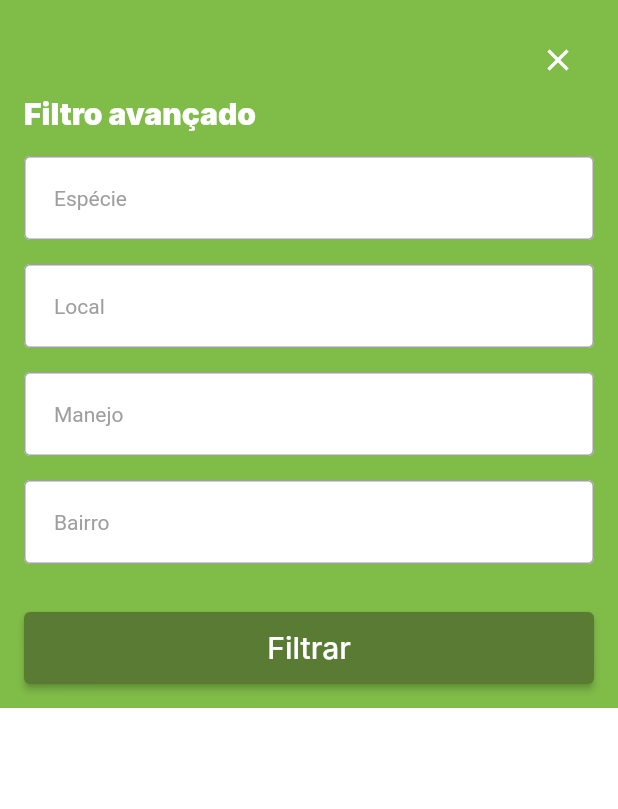
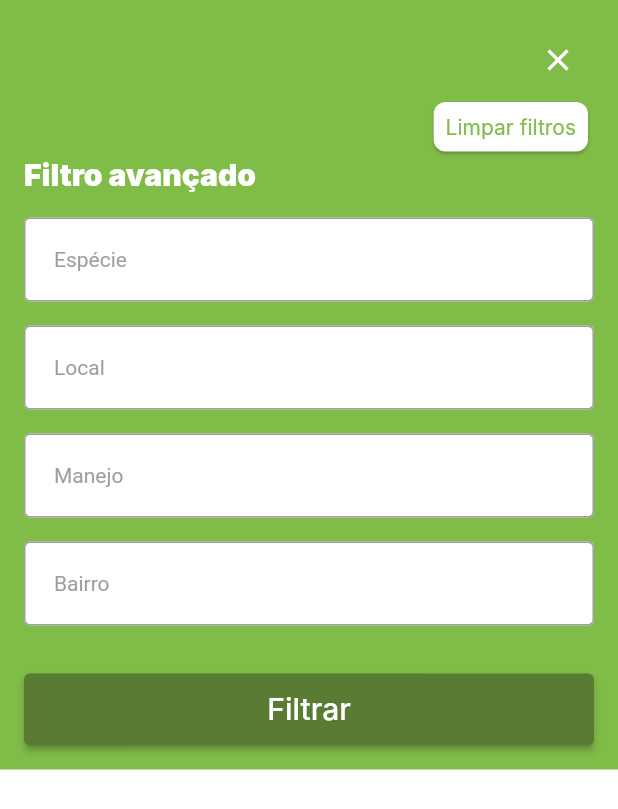
Before and after one commit to Vilvock/arbocanoas, a Flutter app: the FilterAlertDialog widget shown alone on an empty page, opened directly with empty values, on a phone screen of 412 x 824 dp. Shown: the top 809 px of the screen. Run offline on Flutter 3.47's test engine with Material 2 defaults, Android fonts, the phone set to English and light mode, and no system bars; our stand-ins replace firebase_core, firebase_messaging, flutter_local_notifications, google_maps_flutter, lottie, mask_text_input_formatter and 2 more; missing offline and left inert: cpf_cnpj_validator, dart:ffi; accounts and stored records are empty; network calls fail; Roboto replaces fonts that are missing (Inter).

Commit message:
spike lee

```diff
--- a/lib/ui/components/alert_dialog_filter.dart
+++ b/lib/ui/components/alert_dialog_filter.dart
@@ -56,6 +56,42 @@ class _FilterAlertDialogState extends State<FilterAlertDialog> {
                               Navigator.of(context).pop();
                             },
                           )),
+
+                      Align(
+                        alignment: Alignment.topRight,
+                        child: Container(
+                          child: InkWell(
+                            onTap: () {
+                              setState(() {
+                                widget.speciesController.text = "";
+                                widget.localController.text = "";
+                                widget.managementController.text = "";
+                                widget.nbhController.text = "";
+
+                              });
+                            },
+                            child: Card(
+                                color: Colors.white,
+                                shape: RoundedRectangleBorder(
+                                  borderRadius:
+                                  BorderRadius.circular(Dimens
+                                      .minRadiusApplication),
+                                ),
+                                child: Container(
+                                    padding: EdgeInsets.all(Dimens
+                                        .minPaddingApplication),
+                                    child: Text(
+                                      "Limpar filtros",
+                                      style: TextStyle(
+                                        fontFamily: 'Inter',
+                                        fontSize:
+                                        Dimens.textSize5,
+                                        color: OwnerColors.colorPrimaryDark,
+                                      ),
+                                    ))),
+                          ),
+                        ),
+                      ),
                       Text(
                         "Filtro avançado",
                         style: TextStyle(
```
Also changed, not shown: lib/ui/navigation/map/map_sample.dart (+5 -43 lines).
